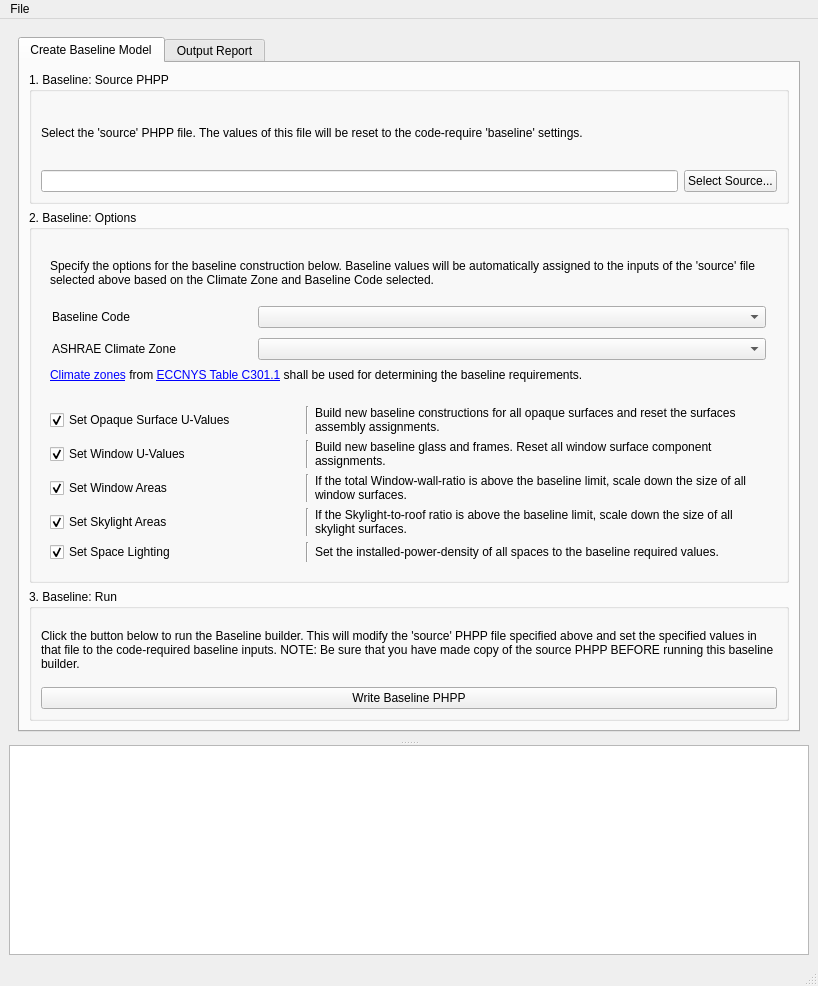
Old version of the form App/views/ui_files/layout_app.ui in the repository PH-Tools/CarbonCheck.
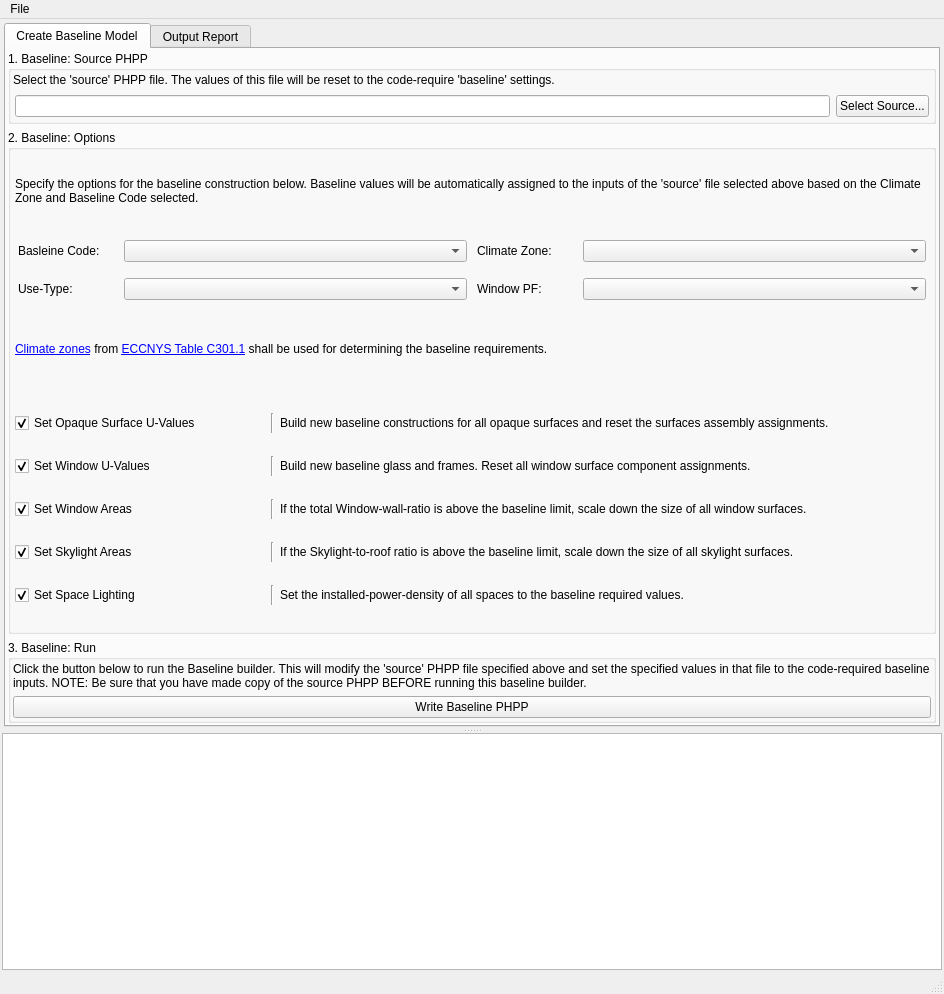
New version of the form.

Commit message: WIP - add new Use-Types and PF comboboxes

Patch:
```diff
--- a/App/views/ui_files/layout_app.ui
+++ b/App/views/ui_files/layout_app.ui
@@ -6,8 +6,8 @@
    <rect>
     <x>0</x>
     <y>0</y>
-    <width>818</width>
-    <height>986</height>
+    <width>944</width>
+    <height>994</height>
    </rect>
   </property>
   <property name="windowTitle">
@@ -15,6 +15,18 @@
   </property>
   <widget class="QWidget" name="container_body">
    <layout class="QGridLayout" name="gridLayout_5">
+    <property name="leftMargin">
+     <number>2</number>
+    </property>
+    <property name="topMargin">
+     <number>2</number>
+    </property>
+    <property name="rightMargin">
+     <number>2</number>
+    </property>
+    <property name="bottomMargin">
+     <number>2</number>
+    </property>
     <item row="0" column="0">
      <widget class="QSplitter" name="splitter">
       <property name="orientation">
@@ -28,6 +40,18 @@
         <enum>QFrame::Raised</enum>
        </property>
        <layout class="QGridLayout" name="gridLayout_4">
+        <property name="leftMargin">
+         <number>2</number>
+        </property>
+        <property name="topMargin">
+         <number>2</number>
+        </property>
+        <property name="rightMargin">
+         <number>2</number>
+        </property>
+        <property name="bottomMargin">
+         <number>2</number>
+        </property>
         <item row="0" column="0">
          <widget class="QTabWidget" name="tabs">
           <property name="sizePolicy">
@@ -50,15 +74,24 @@
             <string>Create Baseline Model</string>
            </attribute>
            <layout class="QVBoxLayout" name="verticalLayout_10">
+            <property name="leftMargin">
+             <number>2</number>
+            </property>
+            <property name="topMargin">
+             <number>2</number>
+            </property>
+            <property name="rightMargin">
+             <number>2</number>
+            </property>
+            <property name="bottomMargin">
+             <number>2</number>
+            </property>
             <item>
              <widget class="QFrame" name="frame_baseline">
               <property name="frameShape">
                <enum>QFrame::NoFrame</enum>
               </property>
-              <property name="frameShadow">
-               <enum>QFrame::Raised</enum>
-              </property>
-              <layout class="QVBoxLayout" name="verticalLayout_7">
+              <layout class="QVBoxLayout" name="verticalLayout_7" stretch="0,1,0">
                <property name="leftMargin">
                 <number>0</number>
                </property>
@@ -77,6 +110,18 @@
                   <string>1. Baseline: Source PHPP</string>
                  </property>
                  <layout class="QVBoxLayout" name="verticalLayout_6">
+                  <property name="leftMargin">
+                   <number>2</number>
+                  </property>
+                  <property name="topMargin">
+                   <number>2</number>
+                  </property>
+                  <property name="rightMargin">
+                   <number>2</number>
+                  </property>
+                  <property name="bottomMargin">
+                   <number>2</number>
+                  </property>
                   <item>
                    <widget class="QLabel" name="label_3">
                     <property name="text">
@@ -89,6 +134,18 @@
                   </item>
                   <item>
                    <layout class="QHBoxLayout" name="horizontalLayout_5">
+                    <property name="leftMargin">
+                     <number>2</number>
+                    </property>
+                    <property name="topMargin">
+                     <number>2</number>
+                    </property>
+                    <property name="rightMargin">
+                     <number>2</number>
+                    </property>
+                    <property name="bottomMargin">
+                     <number>2</number>
+                    </property>
                     <item>
                      <widget class="QLineEdit" name="lineEdit_selectSourcePHPPforBaseliner"/>
                     </item>
@@ -116,12 +173,33 @@
                   <string>2. Baseline: Options</string>
                  </property>
                  <layout class="QVBoxLayout" name="verticalLayout">
+                  <property name="leftMargin">
+                   <number>2</number>
+                  </property>
+                  <property name="topMargin">
+                   <number>2</number>
+                  </property>
+                  <property name="rightMargin">
+                   <number>2</number>
+                  </property>
+                  <property name="bottomMargin">
+                   <number>2</number>
+                  </property>
                   <item>
                    <widget class="QFrame" name="frame_10">
-                    <property name="frameShadow">
-                     <enum>QFrame::Raised</enum>
-                    </property>
                     <layout class="QVBoxLayout" name="verticalLayout_3">
+                     <property name="leftMargin">
+                      <number>2</number>
+                     </property>
+                     <property name="topMargin">
+                      <number>2</number>
+                     </property>
+                     <property name="rightMargin">
+                      <number>2</number>
+                     </property>
+                     <property name="bottomMargin">
+                      <number>2</number>
+                     </property>
                      <item>
                       <widget class="QLabel" name="label_9">
                        <property name="minimumSize">
@@ -139,76 +217,196 @@
                       </widget>
                      </item>
                      <item>
-                      <widget class="QFrame" name="frame_9">
-                       <property name="frameShadow">
-                        <enum>QFrame::Raised</enum>
-                       </property>
-                       <layout class="QHBoxLayout" name="horizontalLayout" stretch="0,1">
+                      <widget class="QFrame" name="frame_4">
+                       <layout class="QHBoxLayout" name="horizontalLayout_6" stretch="0,0">
                         <property name="leftMargin">
-                         <number>2</number>
+                         <number>1</number>
                         </property>
                         <property name="topMargin">
-                         <number>2</number>
+                         <number>1</number>
                         </property>
                         <property name="rightMargin">
-                         <number>2</number>
+                         <number>1</number>
                         </property>
                         <property name="bottomMargin">
-                         <number>2</number>
+                         <number>1</number>
                         </property>
                         <item>
-                         <widget class="QLabel" name="label_11">
-                          <property name="minimumSize">
-                           <size>
-                            <width>200</width>
-                            <height>0</height>
-                           </size>
-                          </property>
-                          <property name="text">
-                           <string>Baseline Code</string>
-                          </property>
+                         <widget class="QFrame" name="frame_7">
+                          <layout class="QVBoxLayout" name="verticalLayout_2">
+                           <property name="leftMargin">
+                            <number>1</number>
+                           </property>
+                           <property name="topMargin">
+                            <number>1</number>
+                           </property>
+                           <property name="rightMargin">
+                            <number>1</number>
+                           </property>
+                           <property name="bottomMargin">
+                            <number>1</number>
+                           </property>
+                           <item>
+                            <widget class="QFrame" name="frame_5">
+                             <layout class="QHBoxLayout" name="horizontalLayout_7" stretch="0,1">
+                              <property name="leftMargin">
+                               <number>1</number>
+                              </property>
+                              <property name="topMargin">
+                               <number>1</number>
+                              </property>
+                              <property name="rightMargin">
+                               <number>1</number>
+                              </property>
+                              <property name="bottomMargin">
+                               <number>1</number>
+                              </property>
+                              <item>
+                               <widget class="QLabel" name="label_10">
+                                <property name="minimumSize">
+                                 <size>
+                                  <width>100</width>
+                                  <height>0</height>
+                                 </size>
+                                </property>
+                                <property name="text">
+                                 <string>Basleine Code:</string>
+                                </property>
+                               </widget>
+                              </item>
+                              <item>
+                               <widget class="QComboBox" name="comboBox_projBaselineCode"/>
+                              </item>
+                             </layout>
+                            </widget>
+                           </item>
+                           <item>
+                            <widget class="QFrame" name="frame_11">
+                             <layout class="QHBoxLayout" name="horizontalLayout_8" stretch="0,1">
+                              <property name="leftMargin">
+                               <number>1</number>
+                              </property>
+                              <property name="topMargin">
+                               <number>1</number>
+                              </property>
+                              <property name="rightMargin">
+                               <number>1</number>
+                              </property>
+                              <property name="bottomMargin">
+                               <number>1</number>
+                              </property>
+                              <item alignment="Qt::AlignLeft">
+                               <widget class="QLabel" name="label_13">
+                                <property name="minimumSize">
+                                 <size>
+                                  <width>100</width>
+                                  <height>0</height>
+                                 </size>
+                                </property>
+                                <property name="text">
+                                 <string>Use-Type:</string>
+                                </property>
+                               </widget>
+                              </item>
+                              <item>
+                               <widget class="QComboBox" name="comboBox_projUseGroup">
+                                <property name="frame">
+                                 <bool>true</bool>
+                                </property>
+                               </widget>
+                              </item>
+                             </layout>
+                            </widget>
+                           </item>
+                          </layout>
                          </widget>
                         </item>
                         <item>
-                         <widget class="QComboBox" name="comboBox_projBaselineCode"/>
-                        </item>
-                       </layout>
-                      </widget>
-                     </item>
-                     <item>
-                      <widget class="QFrame" name="frame_8">
-                       <property name="frameShadow">
-                        <enum>QFrame::Raised</enum>
-                       </property>
-                       <layout class="QHBoxLayout" name="horizontalLayout_2" stretch="0,1">
-                        <property name="leftMargin">
-                         <number>2</number>
-                        </property>
-                        <property name="topMargin">
-                         <number>2</number>
-                        </property>
-                        <property name="rightMargin">
-                         <number>2</number>
-                        </property>
-                        <property name="bottomMargin">
-                         <number>2</number>
-                        </property>
-                        <item>
-                         <widget class="QLabel" name="label_10">
-                          <property name="minimumSize">
-                           <size>
-                            <width>200</width>
-                            <height>0</height>
-                           </size>
-                          </property>
-                          <property name="text">
-                           <string>ASHRAE Climate Zone</string>
-                          </property>
+                         <widget class="QFrame" name="frame_6">
+                          <layout class="QVBoxLayout" name="verticalLayout_8" stretch="0,0">
+                           <property name="leftMargin">
+                            <number>1</number>
+                           </property>
+                           <property name="topMargin">
+                            <number>1</number>
+                           </property>
+                           <property name="rightMargin">
+                            <number>1</number>
+                           </property>
+                           <property name="bottomMargin">
+                            <number>1</number>
+                           </property>
+                           <item>
+                            <widget class="QFrame" name="frame_8">
+                             <layout class="QHBoxLayout" name="horizontalLayout_2" stretch="0,1">
+                              <property name="leftMargin">
+                               <number>1</number>
+                              </property>
+                              <property name="topMargin">
+                               <number>1</number>
+                              </property>
+                              <property name="rightMargin">
+                               <number>1</number>
+                              </property>
+                              <property name="bottomMargin">
+                               <number>1</number>
+                              </property>
+                              <item>
+                               <widget class="QLabel" name="label_11">
+                                <property name="minimumSize">
+                                 <size>
+                                  <width>100</width>
+                                  <height>0</height>
+                                 </size>
+                                </property>
+                                <property name="text">
+                                 <string>Climate Zone:</string>
+                                </property>
+                               </widget>
+                              </item>
+                              <item>
+                               <widget class="QComboBox" name="comboBox_projASHRAEClimateZone"/>
+                              </item>
+                             </layout>
+                            </widget>
+                           </item>
+                           <item>
+                            <widget class="QFrame" name="frame_12">
+                             <layout class="QHBoxLayout" name="horizontalLayout_9" stretch="0,1">
+                              <property name="leftMargin">
+                               <number>1</number>
+                              </property>
+                              <property name="topMargin">
+                               <number>1</number>
+                              </property>
+                              <property name="rightMargin">
+                               <number>1</number>
+                              </property>
+                              <property name="bottomMargin">
+                               <number>1</number>
+                              </property>
+                              <item>
+                               <widget class="QLabel" name="label_14">
+                                <property name="minimumSize">
+                                 <size>
+                                  <width>100</width>
+                                  <height>0</height>
+                                 </size>
+                                </property>
+                                <property name="text">
+                                 <string>Window PF:</string>
+                                </property>
+                               </widget>
+                              </item>
+                              <item>
+                               <widget class="QComboBox" name="comboBox_projPFGroup"/>
+                              </item>
+                             </layout>
+                            </widget>
+                           </item>
+                          </layout>
                          </widget>
                         </item>
-                        <item>
-                         <widget class="QComboBox" name="comboBox_projASHRAEClimateZone"/>
-                        </item>
                        </layout>
                       </widget>
                      </item>
@@ -231,6 +429,18 @@
                      <enum>QFrame::Raised</enum>
                     </property>
                     <layout class="QGridLayout" name="gridLayout">
+                     <property name="leftMargin">
+                      <number>2</number>
+                     </property>
+                     <property name="topMargin">
+                      <number>2</number>
+                     </property>
+                     <property name="rightMargin">
+                      <number>2</number>
+                     </property>
+                     <property name="bottomMargin">
+                      <number>2</number>
+                     </property>
                      <item row="0" column="0">
                       <widget class="QCheckBox" name="checkBox_baseliner_setEnvelopeUValues">
                        <property name="minimumSize">
@@ -420,6 +630,18 @@
                   <string>3. Baseline: Run</string>
                  </property>
                  <layout class="QVBoxLayout" name="verticalLayout_4">
+                  <property name="leftMargin">
+                   <number>2</number>
+                  </property>
+                  <property name="topMargin">
+                   <number>2</number>
+                  </property>
+                  <property name="rightMargin">
+                   <number>2</number>
+                  </property>
+                  <property name="bottomMargin">
+                   <number>2</number>
+                  </property>
                   <item>
                    <widget class="QLabel" name="label_baselinerRunNote">
                     <property name="text">
@@ -450,6 +672,18 @@
             <string>Output Report</string>
            </attribute>
            <layout class="QVBoxLayout" name="verticalLayout_5">
+            <property name="leftMargin">
+             <number>2</number>
+            </property>
+            <property name="topMargin">
+             <number>2</number>
+            </property>
+            <property name="rightMargin">
+             <number>2</number>
+            </property>
+            <property name="bottomMargin">
+             <number>2</number>
+            </property>
             <item>
              <widget class="QFrame" name="frame_main">
               <property name="frameShape">
@@ -459,12 +693,36 @@
                <enum>QFrame::Raised</enum>
               </property>
               <layout class="QVBoxLayout" name="verticalLayout_9">
+               <property name="leftMargin">
+                <number>2</number>
+               </property>
+               <property name="topMargin">
+                <number>2</number>
+               </property>
+               <property name="rightMargin">
+                <number>2</number>
+               </property>
+               <property name="bottomMargin">
+                <number>2</number>
+               </property>
                <item>
                 <widget class="QGroupBox" name="groupBox_Proj_Info">
                  <property name="title">
                   <string>1. Project Data</string>
                  </property>
                  <layout class="QVBoxLayout" name="verticalLayout_12">
+                  <property name="leftMargin">
+                   <number>2</number>
+                  </property>
+                  <property name="topMargin">
+                   <number>2</number>
+                  </property>
+                  <property name="rightMargin">
+                   <number>2</number>
+                  </property>
+                  <property name="bottomMargin">
+                   <number>2</number>
+                  </property>
                   <item>
                    <widget class="QFrame" name="frame">
                     <property name="frameShape">
@@ -476,7 +734,19 @@
                     <property name="lineWidth">
                      <number>0</number>
                     </property>
-                    <layout class="QGridLayout" name="gridLayout_3">
+                    <layout class="QGridLayout" name="gridLayout_3" columnstretch="0,0,1">
+                     <property name="leftMargin">
+                      <number>2</number>
+                     </property>
+                     <property name="topMargin">
+                      <number>2</number>
+                     </property>
+                     <property name="rightMargin">
+                      <number>2</number>
+                     </property>
+                     <property name="bottomMargin">
+                      <number>2</number>
+                     </property>
                      <item row="0" column="0" colspan="2">
                       <widget class="QLabel" name="lable_project_info">
                        <property name="text">
@@ -554,6 +824,18 @@
                   <string>2. Building Segment Data</string>
                  </property>
                  <layout class="QGridLayout" name="gridLayout_2">
+                  <property name="leftMargin">
+                   <number>2</number>
+                  </property>
+                  <property name="topMargin">
+                   <number>2</number>
+                  </property>
+                  <property name="rightMargin">
+                   <number>2</number>
+                  </property>
+                  <property name="bottomMargin">
+                   <number>2</number>
+                  </property>
                   <item row="0" column="0">
                    <widget class="QLabel" name="label">
                     <property name="text">
@@ -611,6 +893,21 @@
                   <string>3. Create Report</string>
                  </property>
                  <layout class="QVBoxLayout" name="verticalLayout_11">
+                  <property name="spacing">
+                   <number>-1</number>
+                  </property>
+                  <property name="leftMargin">
+                   <number>2</number>
+                  </property>
+                  <property name="topMargin">
+                   <number>2</number>
+                  </property>
+                  <property name="rightMargin">
+                   <number>2</number>
+                  </property>
+                  <property name="bottomMargin">
+                   <number>2</number>
+                  </property>
                   <item>
                    <widget class="QFrame" name="frame_create_report">
                     <property name="frameShape">
@@ -656,7 +953,7 @@
     <rect>
      <x>0</x>
      <y>0</y>
-     <width>818</width>
+     <width>944</width>
      <height>37</height>
     </rect>
    </property>
```
The commit also changes 5 other files.
